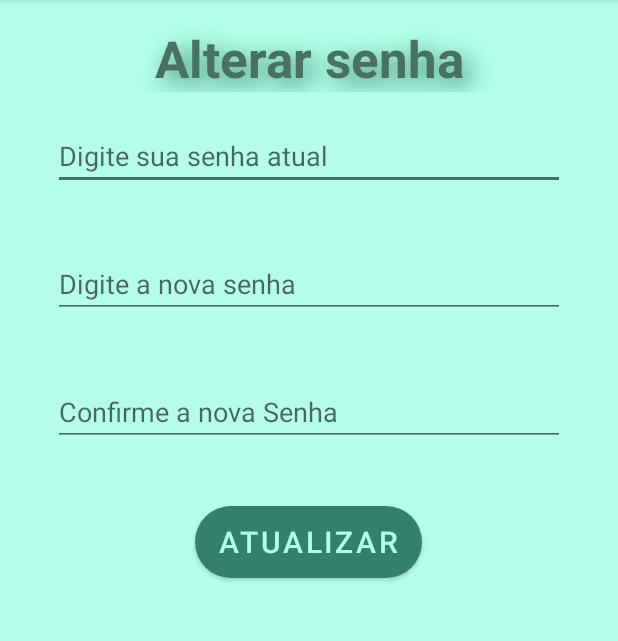
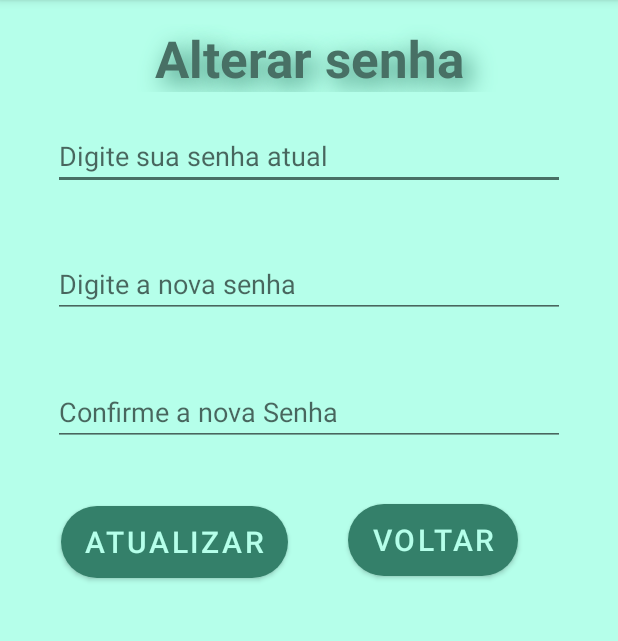
Before and after one commit to Hmath23/App_AndroidStudio, an Android app: the BaseMenu screen opened directly, with no data from a screen before it, in the side drawer, after a tap on "Alterar minha senha", on a phone screen of 412 x 824 dp, the part 84-725 px from its top. Run offline under Robolectric (Android 15) with nearby library versions, the phone set to English and light mode, and no system bars; our stand-ins replace navigation-ui; libraries missing offline, so code that uses them is left out: com.androidnetworking, com.androidnetworking.common, com.androidnetworking.error, com.androidnetworking.interfaces; 1 statement that could not run was skipped.

```diff
--- a/app/src/main/java/com/appturma/BaseMenu.java
+++ b/app/src/main/java/com/appturma/BaseMenu.java
@@ -87,12 +87,11 @@ public class BaseMenu extends AppCompatActivity {
         navigationView.setNavigationItemSelectedListener(new NavigationView.OnNavigationItemSelectedListener() {
             @Override
             public boolean onNavigationItemSelected(@NonNull MenuItem item) {
-                if (item.getItemId() == R.id.nav_logout) {
-                    titulo = "Aviso";
+                if (item.getItemId() == R.id.nav_logout){
                     mensagem = "Deseja realmente sair?";
                     final View dialog = getLayoutInflater().inflate(R.layout.dialog_box,null);
                     AlertDialog.Builder builder = new AlertDialog.Builder(BaseMenu.this)
-                            .setTitle(titulo)
+                            .setTitle("Aviso")
                             .setMessage(mensagem)
                             .setNegativeButton("Não", null)
                             .setPositiveButton("Sim", new DialogInterface.OnClickListener() {
@@ -103,13 +102,15 @@ public class BaseMenu extends AppCompatActivity {
                             });
                     builder.create().show();
                 }
-                else if (item.getItemId() == R.id.nav_trocasenha){
+                switch (item.getItemId()){
+                    case R.id.nav_trocasenha:
                         Intent troca = new Intent(getApplicationContext(),TrocaSenha.class);
                         troca.putExtra("nomecompleto", txtnomecompleto.getText().toString());
                         troca.putExtra("email", txtemail.getText().toString());
                         troca.putExtra("nomeuser", txtnomeuser.getText().toString());
                         startActivity(troca);
                         finish();
+                        break;
                 }
                 return false;
             }
@@ -155,14 +156,13 @@ public class BaseMenu extends AppCompatActivity {
                                     startActivity(login);
                                     finish();
                                 }
-
                                 else {
+                                    mensagem = "Houve um problema ao desconectar, tente novamente";
                                     AlertDialog.Builder builder = new AlertDialog.Builder(BaseMenu.this)
                                             .setTitle("Aviso")
                                             .setMessage(mensagem)
                                             .setPositiveButton("OK",null);
                                     builder.create().show();
-                                    mensagem = "Houve um problema ao desconectar, tente novamente";
                                 }
 
                             }
--- a/app/src/main/java/com/appturma/TrocaSenha.java
+++ b/app/src/main/java/com/appturma/TrocaSenha.java
@@ -32,7 +32,7 @@ public class TrocaSenha extends AppCompatActivity {
     private String mensagem = "";
     private TextView txtemail, txtnomeuser, txtnomecompleto;
     EditText edtNovaSenha, edtNovaSenhaValidar ,edtSenhaAtual;
-    Button btnTroca;
+    Button btnTroca, btnVoltaMenu;
 
     @Override
     protected void onCreate(Bundle savedInstanceState) {
@@ -53,6 +53,7 @@ public class TrocaSenha extends AppCompatActivity {
         txtnomecompleto.setText(String.valueOf(login.getStringExtra("nomecompleto")));
 
         btnTroca = findViewById(R.id.btnTroca);
+        btnVoltaMenu = findViewById(R.id.btnVoltaMenu);
 
         AndroidNetworking.initialize(getApplicationContext());
 
@@ -84,6 +85,18 @@ public class TrocaSenha extends AppCompatActivity {
                         builder.create().show();
                     }
                 }
+            }
+        });
+
+        btnVoltaMenu.setOnClickListener(new View.OnClickListener() {
+            @Override
+            public void onClick(View v) {
+                Intent base = new Intent(getApplicationContext(), BaseMenu.class);
+                base.putExtra("nomecompleto", txtnomecompleto.getText().toString());
+                base.putExtra("email", txtemail.getText().toString());
+                base.putExtra("nomeuser", txtnomeuser.getText().toString());
+                startActivity(base);
+                finish();
             }
         });
     }
--- a/app/src/main/res/layout/activity_troca_senha.xml
+++ b/app/src/main/res/layout/activity_troca_senha.xml
@@ -21,35 +21,30 @@
         android:layout_height="wrap_content"
         android:text="Alterar senha"
         android:textAlignment="center"
-        android:textAppearance="@style/TextAppearance.AppCompat.Display1"
         android:textColor="@color/hookers_green"
         android:shadowColor="@color/myrtle_green"
         android:shadowDx="7"
         android:shadowDy="7"
         android:shadowRadius="20"
-        android:textStyle="bold"/>
+        android:textStyle="bold"
+        android:textAppearance="@style/TextAppearance.AppCompat.Display1"/>
+
     <TextView
         android:id="@+id/textViewNomeCompleto"
         android:layout_width="wrap_content"
         android:layout_height="wrap_content"
-        android:layout_marginTop="40dp"
         android:visibility="invisible"/>
 
     <TextView
         android:id="@+id/textViewNomeUsuario"
         android:layout_width="wrap_content"
         android:layout_height="wrap_content"
-        android:layout_marginTop="5dp"
-        android:textStyle="bold"
-        android:layout_below="@id/textViewTrocaSenha"
-        android:layout_marginStart="35dp"
         android:visibility="invisible"/>
 
     <TextView
         android:id="@+id/textViewEmailUsuario"
         android:layout_width="wrap_content"
         android:layout_height="wrap_content"
-        android:layout_marginTop="10dp"
         android:visibility="invisible"/>
 
     <EditText
@@ -71,7 +66,7 @@
         android:inputType="textPassword"
         android:layout_centerHorizontal="true"
         android:layout_below="@id/editTextSenhaAtual"
-        android:layout_marginLeft="40dp"
+        android:layout_marginStart="40dp"
         android:layout_marginTop="40dp"/>
 
     <EditText
@@ -80,7 +75,7 @@
         android:layout_height="wrap_content"
         android:layout_below="@id/editTextNovaSenha"
         android:layout_centerHorizontal="true"
-        android:layout_marginLeft="40dp"
+        android:layout_marginStart="40dp"
         android:layout_marginTop="40dp"
         android:hint="Confirme a nova Senha"
         android:inputType="textPassword" />
@@ -90,11 +85,24 @@
         android:layout_width="wrap_content"
         android:layout_height="wrap_content"
         android:layout_below="@id/editTextNovaSenhaValidar"
-        android:layout_centerHorizontal="true"
         android:background="@drawable/botao_arredondado"
         android:text="Atualizar"
         android:textColor="@color/pale_blue"
         android:textSize="20sp"
-        android:layout_marginTop="40dp"/>
+        android:layout_marginTop="40dp"
+        android:layout_marginStart="25dp"/>
+
+    <Button
+        android:id="@+id/btnVoltaMenu"
+        android:layout_width="wrap_content"
+        android:layout_height="wrap_content"
+        android:layout_toEndOf="@id/btnTroca"
+        android:background="@drawable/botao_arredondado"
+        android:text="Voltar"
+        android:textColor="@color/pale_blue"
+        android:textSize="20sp"
+        android:layout_marginTop="320dp"
+        android:layout_marginLeft="40dp"/>
+
 </RelativeLayout>
 </androidx.constraintlayout.widget.ConstraintLayout>
```
Also changed, not shown: app/src/main/java/com/appturma/LoginActivity.java (+20 -7 lines). Lines whose indentation alone changed are shown as unchanged.
